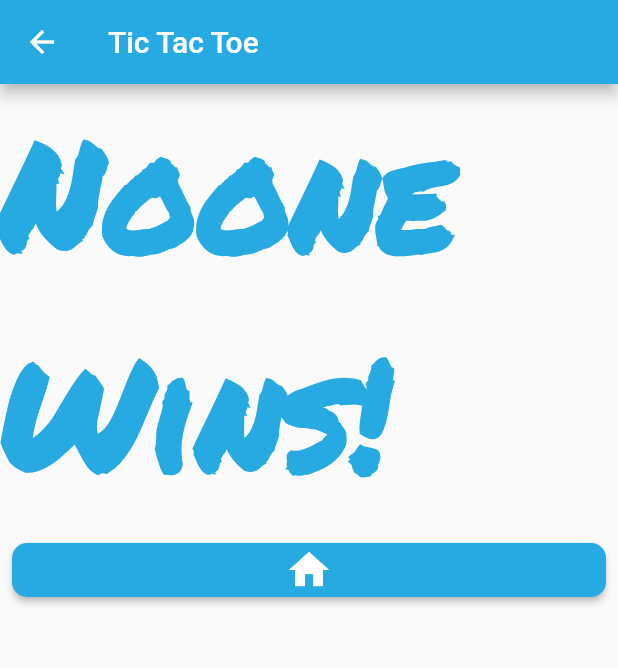
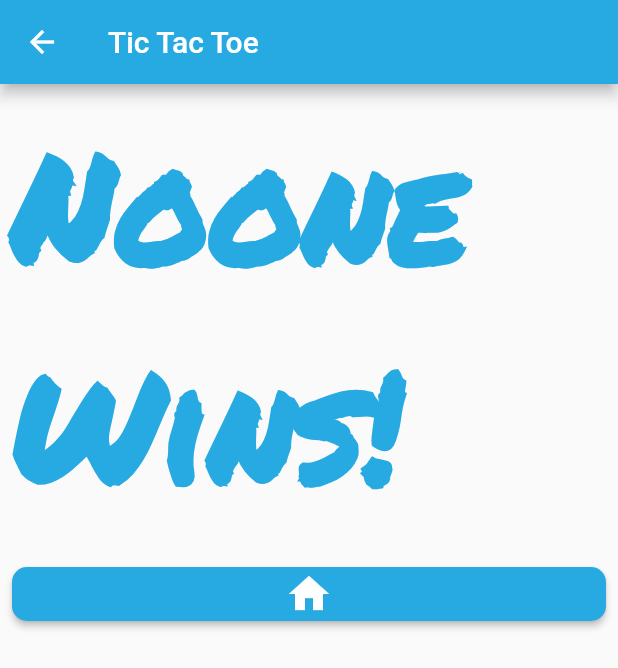
Before and after one commit to Mariobahaa/Tic-Tac-Toe-flutter, a Flutter app: the WinnerScreen screen opened directly, on a phone screen of 412 x 824 dp. Shown: the top 668 px of the screen. Run offline on Flutter 3.47's test engine with Material 2 defaults, Android fonts, the phone set to English and light mode, and no system bars; our stand-ins replace audioplayers.

Commit message:
final version

```diff
--- a/lib/Screens/winnerScreen.dart
+++ b/lib/Screens/winnerScreen.dart
@@ -12,13 +12,18 @@ class WinnerScreen extends StatelessWidget {
       body: Column(
         crossAxisAlignment: CrossAxisAlignment.stretch,
         children: <Widget>[
-          Text(
+          Padding(
+            padding: const EdgeInsets.all(8.0),
+            child: Center(
+              child: Text(
                 winner + ' Wins!',
                 style: TextStyle(
                   fontSize: 100.0,
                   fontFamily: 'PermanentMarker',
                   color: Color(0xFF27AAE1),
                   fontWeight: FontWeight.bold,
+                ),
+              ),
             ),
           ),
           Row(
```
Also changed, not shown: lib/Screens/gameScreen.dart (+16 -8 lines). Lines whose indentation alone changed are shown as unchanged.
